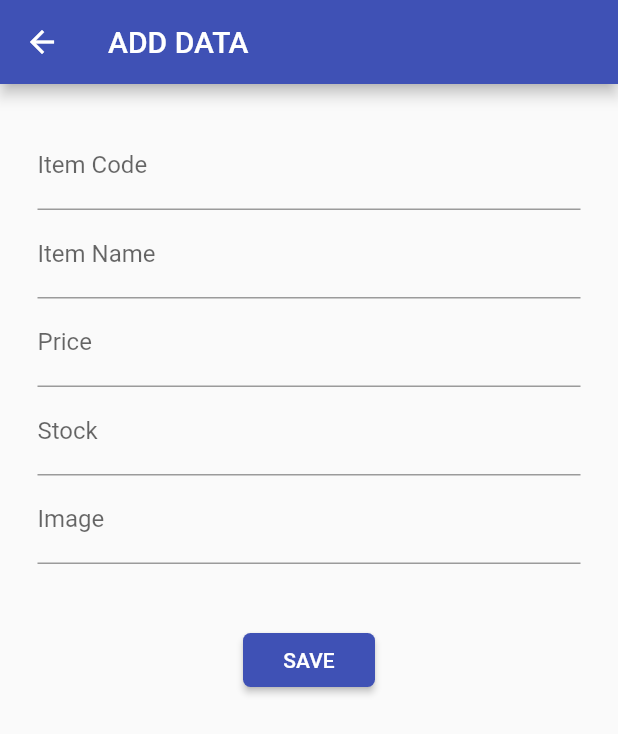
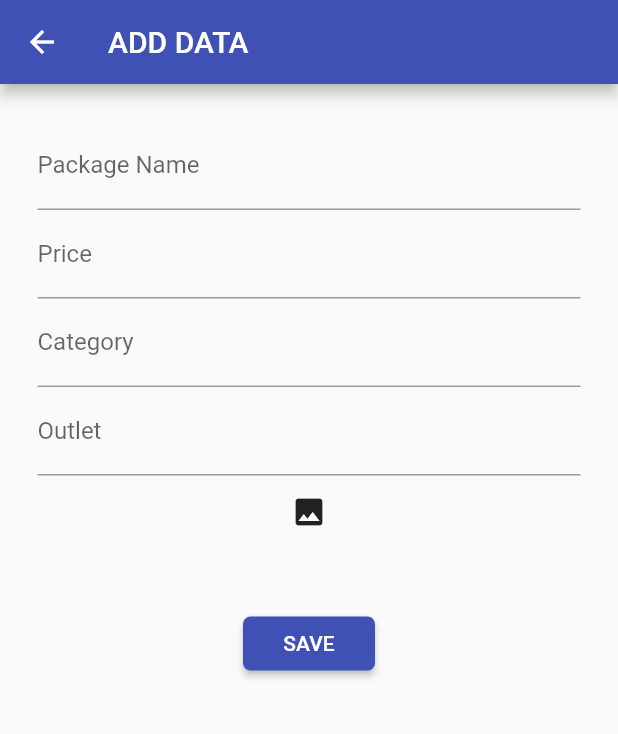
Before and after one commit to Fadillaratna/Nomi-Store-CRUD-with-Flutter, a Flutter app: the screen it shows after launch, after a tap on the "add" icon, on a phone screen of 412 x 824 dp. Shown: the top 734 px of the screen. Run offline on Flutter 3.47's test engine with Material 2 defaults, Android fonts, the phone set to English and light mode, and no system bars; our stand-ins replace image_picker, rflutter_alert; network calls fail.

Commit message:
first commit

```diff
--- a/lib/adddata.dart
+++ b/lib/adddata.dart
@@ -1,6 +1,12 @@
+// ignore_for_file: unused_local_variable
+
+import 'dart:io';
+
 import 'package:flutter/material.dart';
 import 'package:http/http.dart' as http;
+import 'package:image_picker/image_picker.dart';
 import './main.dart';
+import 'package:http_parser/http_parser.dart';
 
 class AddData extends StatefulWidget {
   @override
@@ -8,25 +14,73 @@ class AddData extends StatefulWidget {
 }
 
 class _AddDataState extends State<AddData> {
-  TextEditingController controllerCode = new TextEditingController();
-  TextEditingController controllerName = new TextEditingController();
-  TextEditingController controllerPrice = new TextEditingController();
-  TextEditingController controllerStock = new TextEditingController();
-  TextEditingController controllerImage = new TextEditingController();
+  TextEditingController controllerJenis = new TextEditingController();
+  TextEditingController controllerNamaPaket = new TextEditingController();
+  TextEditingController controllerHarga = new TextEditingController();
+  TextEditingController controllerIdOutlet = new TextEditingController();
+  // Future<File> _image;
+  // final picker = ImagePicker();
 
-  void addData() {
-    var url = "http://localhost/PHP-REST-API/adddata.php";
-    http.post(Uri.parse(url), body: {
-      "itemcode": controllerCode.text,
-      "itemname": controllerName.text,
-      "price": controllerPrice.text,
-      "stock": controllerStock.text,
-      "itemimage": controllerImage.text,
+late var _image;
+
+  //PROBLEM disni
+  Future getImage(media) async {
+    var img = await ImagePicker().pickImage(source: media);
+    setState(() {
+      _image = img;
     });
   }
 
+  // choiceImage() {
+  //   // var pickedImage = await picker.getImage(source: ImageSource.gallery);
+  //   // String img = pickedImage.path;
+  //   setState((){
+  //     file = ImagePicker().pickImage(source: ImageSource.gallery);
+  //   });
+  // }
+
+
+  // File? image;
+
+  // Future getImage() async {
+  //   // final image = await ImagePicker().pickImage(source: ImageSource.gallery);
+  //   var image = await ImagePicker().pickImage(
+  //       source: ImageSource.gallery, maxHeight: 1920.0, maxWidth: 1080.0);
+  //   // final selectedImage = File(image.path);
+  //   setState(() {
+  //     this.image = image;
+  //   });
+  // }
+
+  //  _pilihGallery() async {
+  //   var image = await ImagePicker().pickImage(
+  //       source: ImageSource.gallery, maxHeight: 1920.0, maxWidth: 1080.0);
+  //   setState(() {
+  //     controllerImage : image;
+  //   });
+  // }
+
+
+  void addData() async {
+    var url = "http://localhost:8080/paket/";
+    var request = new http.MultipartRequest("POST", Uri.parse(url));
+    // body: {
+    //   "jenis": controllerJenis.text,
+    //   "nama_paket": controllerNamaPaket.text,
+    //   "harga": controllerHarga.text,
+    //   "image": _image,
+    //   "id_outlet": controllerIdOutlet.text,
+    // });
+    request.fields["jenis"] = controllerJenis.text;
+    request.fields["nama_paket"] = controllerNamaPaket.text;
+    request.fields["harga"] = controllerHarga.text;
+    request.files.add(new http.MultipartFile.fromBytes(_image, await File.fromUri(Uri.parse("<path/to/file>")).readAsBytes(), contentType: new MediaType('image', 'png')));
+  }
+
+
   @override
   Widget build(BuildContext context) {
+    // var placeholder = "Image"
     return new Scaffold(
       appBar: new AppBar(
         title: new Text("ADD DATA"),
@@ -39,27 +93,32 @@ class _AddDataState extends State<AddData> {
             new Column(
               children: <Widget>[
                 new TextField(
-                  controller: controllerCode,
-                  decoration: new InputDecoration(hintText: "Item Code", labelText: "Item Code"),
+                  controller: controllerNamaPaket,
+                  decoration: new InputDecoration(hintText: "Package Name", labelText: "Package Name"),
                 ),
                 new TextField(
-                  controller: controllerName,
-                  decoration: new InputDecoration(hintText: "Item Name", labelText: "Item Name"),
+                  controller: controllerHarga,
+                  decoration: new InputDecoration(hintText: "Price", labelText: "Price"),
                 ),
                 new TextField(
-                  controller: controllerPrice,
-                  decoration: new InputDecoration(hintText: "Price", labelText: "Price"),
+                  controller: controllerJenis,
+                  decoration: new InputDecoration(hintText: "Category", labelText: "Category"),
                   keyboardType: TextInputType.number,
                 ),
                 new TextField(
-                  controller: controllerStock,
-                  decoration: new InputDecoration(hintText: "Stock", labelText: "Stock"),
+                  controller: controllerIdOutlet,
+                  decoration: new InputDecoration(hintText: "Outlet", labelText: "Outlet"),
                   keyboardType: TextInputType.number,
                 ),
-                new TextField(
-                  controller: controllerImage,
-                  decoration: new InputDecoration(hintText: "Image", labelText: "Image"),
+
+                IconButton(
+                  icon: Icon(Icons.image),
+                  onPressed: () {
+                    getImage(ImageSource.gallery);
+                  },
                 ),
+
+
                 new Padding(
                   padding: const EdgeInsets.only(top: 40.0),
                 ),
--- a/lib/detail.dart
+++ b/lib/detail.dart
@@ -14,8 +14,8 @@ class Detail extends StatefulWidget {
 
 class _DetailState extends State<Detail> {
   void deleteData() {
-    var url = "http://localhost/PHP-REST-API/deleteData.php";
-    http.post(Uri.parse(url), body: {'id': widget.list[widget.index]['id']});
+    var url = "http://localhost:8080/paket/${widget.list[widget.index]['id_paket']}" ;
+    http.delete(Uri.parse(url));
   }
 
   void confirm(BuildContext context) {
@@ -25,7 +25,7 @@ class _DetailState extends State<Detail> {
       // desc:
       //     "Are You sure want to delete '${widget.list[widget.index]['item_name']}?'",
       // title: "Delete",
-      content: Text( "Are You sure want to delete '${widget.list[widget.index]['item_name']}?'", style: new TextStyle(color: Colors.black, fontSize: 13), textAlign: TextAlign.center,),
+      content: Text( "Are You sure want to delete '${widget.list[widget.index]['nama_paket']}?'", style: new TextStyle(color: Colors.black, fontSize: 13), textAlign: TextAlign.center,),
 
       buttons: [
         DialogButton(
@@ -89,7 +89,7 @@ class _DetailState extends State<Detail> {
   Widget build(BuildContext context) {
     return new Scaffold(
       appBar: new AppBar(
-          title: new Text("${widget.list[widget.index]['item_name']}"),
+          title: new Text("${widget.list[widget.index]['nama_paket']}"),
           backgroundColor: Colors.indigo),
       body: new Container(
         // height: 500.0,
@@ -102,7 +102,7 @@ class _DetailState extends State<Detail> {
                 padding: const EdgeInsets.only(top: 30.0),
               ),
               new Image.network(
-                widget.list[widget.index]['item_image'],
+               "http://localhost:8080/image/paket/" + widget.list[widget.index]['image'],
                 width: 300,
                 height: 300,
                 alignment: Alignment.center,
@@ -111,18 +111,18 @@ class _DetailState extends State<Detail> {
                 padding: const EdgeInsets.only(top: 30.0),
               ),
               new Text(
-                "${widget.list[widget.index]['item_code']} - ${widget.list[widget.index]['stock']} available",
+                "${widget.list[widget.index]['jenis']} - ${widget.list[widget.index]['outlet']['id_outlet']} available",
                 style:
                     new TextStyle(fontSize: 12.0, fontWeight: FontWeight.w400),
               ),
               new Text(
-                widget.list[widget.index]['item_name'],
+                widget.list[widget.index]['nama_paket'],
                 style:
                     new TextStyle(fontSize: 20.0, fontWeight: FontWeight.w700),
                 textAlign: TextAlign.left,
               ),
               new Text(
-                "Rp ${widget.list[widget.index]['price']},-",
+                "Rp ${widget.list[widget.index]['harga']},-",
                 style:
                     new TextStyle(fontSize: 14.0, fontWeight: FontWeight.w500),
               ),
--- a/lib/main.dart
+++ b/lib/main.dart
@@ -7,6 +7,7 @@ import './detail.dart';
 import './adddata.dart';
 
 import 'package:flutter/material.dart';
+
 
 void main() {
   runApp(new MaterialApp(
@@ -23,11 +24,16 @@ class Home extends StatefulWidget {
 
 class _HomeState extends State<Home> {
   Future<List> getData() async {
-    var url = "http://localhost/PHP-REST-API/getdata.php";
+    var url = "http://localhost:8080/paket/";
 
     final response = await http.get(Uri.parse(url));
+    // final "[" + response.body + "]";
+    debugPrint(response.body);
     return json.decode(response.body);
+
   }
+
+
 
   @override
   Widget build(BuildContext context) {
@@ -93,9 +99,9 @@ class ItemList extends StatelessWidget {
 
               child: new ListTile(
                 // ignore: prefer_const_constructors
-                title: new Text(list[i]['item_name'], style: new TextStyle(fontWeight: FontWeight.w600, fontSize: 16)),
-                leading: Image.network(list[i]['item_image'], width: 50, height: 100,),
-                subtitle: new Text("${list[i]['item_code']} - ${list[i]['stock']} available", style: new TextStyle(fontSize: 14, fontWeight: FontWeight.w300)),
+                title: new Text(list[i]['nama_paket'], style: new TextStyle(fontWeight: FontWeight.w600, fontSize: 16)),
+                leading: Image.network("http://localhost:8080/image/paket/" + list[i]['image'], width: 50, height: 100,),
+                // subtitle: new Text("${list[i]['item_code']} - ${list[i]['stock']} available", style: new TextStyle(fontSize: 14, fontWeight: FontWeight.w300)),
               ),
             ),
           ),
--- a/pubspec.yaml
+++ b/pubspec.yaml
@@ -37,6 +37,7 @@ dependencies:
   http: ^0.13.4
   flutter_html: ^2.2.1
   rflutter_alert: ^2.0.4
+  image_picker: ^0.8.5+3
 
 dev_dependencies:
   flutter_test:
```
Also changed, not shown: pubspec.lock.
